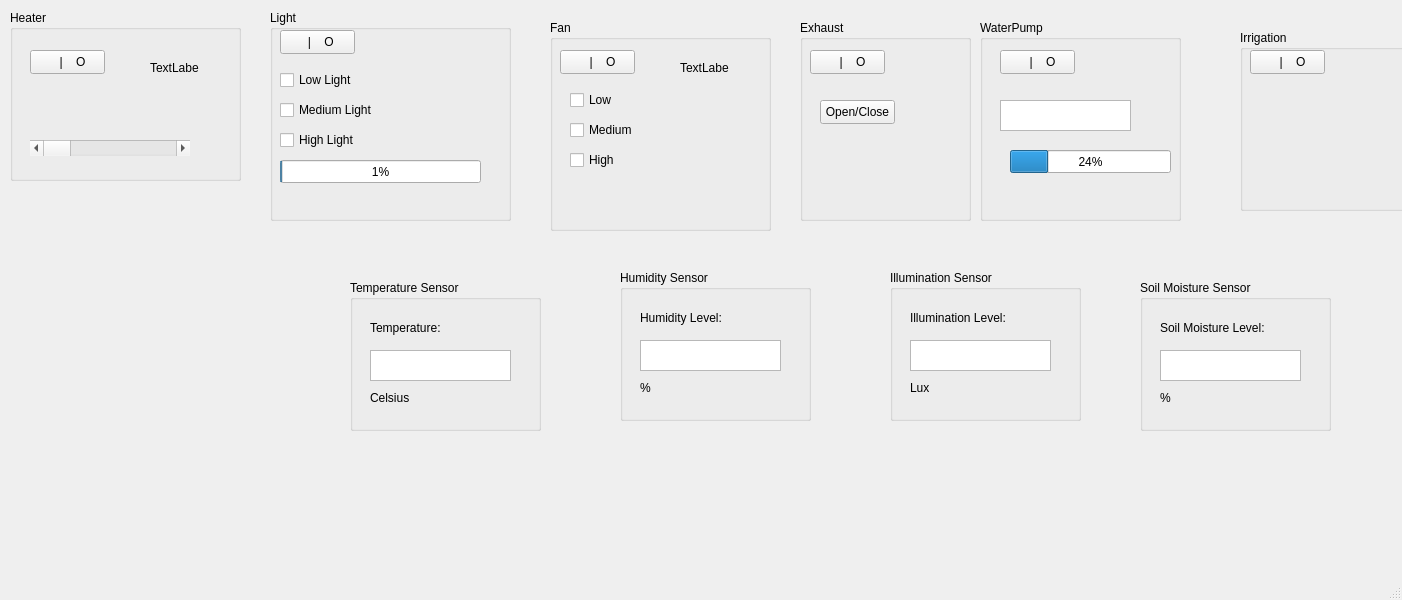
The window that mainwindow.ui (MaksPyvo/project3_section2_.Group7) describes before a commit, drawn with Qt 5.
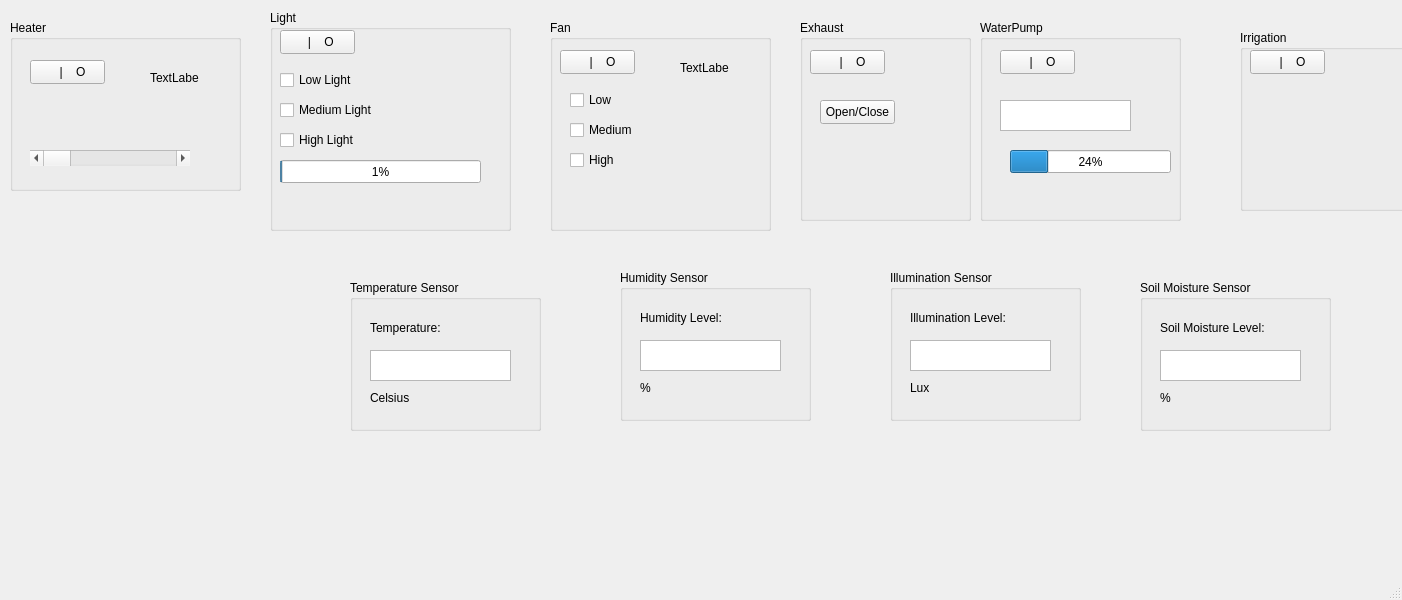
The same window after the commit.

Commit message: Added: write to file and GUI implementation for light class.

What changed in the file:
```diff
--- a/mainwindow.ui
+++ b/mainwindow.ui
@@ -31,7 +31,7 @@
     <property name="geometry">
      <rect>
       <x>10</x>
-      <y>10</y>
+      <y>20</y>
       <width>231</width>
       <height>171</height>
      </rect>
@@ -85,7 +85,7 @@
       <x>270</x>
       <y>10</y>
       <width>241</width>
-      <height>211</height>
+      <height>221</height>
      </rect>
     </property>
     <property name="title">
```
The commit also changes 6 other files.
